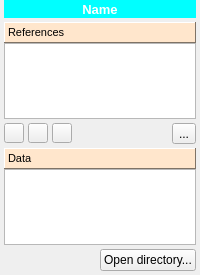
Before: the Qt Designer form spinetoolbox/ui/subwindow_data_store.ui in spine-tools/Spine-Toolbox, drawn with Qt 5.
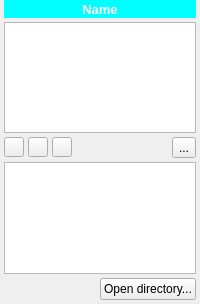
After: the same form once the commit is applied. Icons and pictures are not drawn. Custom widgets are drawn as their Qt base class.

Commit message: Issue #152 updated - drag and drop events are handled in the scene (rather than view) - Dragging something over a project item and leaving it there for a while causes its item controls to show.

Diff of the .ui file:
```diff
--- a/spinetoolbox/ui/subwindow_data_store.ui
+++ b/spinetoolbox/ui/subwindow_data_store.ui
@@ -30,7 +30,7 @@
     <x>0</x>
     <y>0</y>
     <width>200</width>
-    <height>275</height>
+    <height>304</height>
    </rect>
   </property>
   <property name="sizePolicy">
@@ -132,469 +132,21 @@
         <number>0</number>
        </property>
        <item>
-        <widget class="QLabel" name="label">
-         <property name="palette">
-          <palette>
-           <active>
-            <colorrole role="WindowText">
-             <brush brushstyle="SolidPattern">
-              <color alpha="255">
-               <red>0</red>
-               <green>0</green>
-               <blue>0</blue>
-              </color>
-             </brush>
-            </colorrole>
-            <colorrole role="Button">
-             <brush brushstyle="SolidPattern">
-              <color alpha="255">
-               <red>255</red>
-               <green>230</green>
-               <blue>204</blue>
-              </color>
-             </brush>
-            </colorrole>
-            <colorrole role="Light">
-             <brush brushstyle="SolidPattern">
-              <color alpha="255">
-               <red>255</red>
-               <green>255</green>
-               <blue>255</blue>
-              </color>
-             </brush>
-            </colorrole>
-            <colorrole role="Midlight">
-             <brush brushstyle="SolidPattern">
-              <color alpha="255">
-               <red>255</red>
-               <green>242</green>
-               <blue>229</blue>
-              </color>
-             </brush>
-            </colorrole>
-            <colorrole role="Dark">
-             <brush brushstyle="SolidPattern">
-              <color alpha="255">
-               <red>127</red>
-               <green>115</green>
-               <blue>102</blue>
-              </color>
-             </brush>
-            </colorrole>
-            <colorrole role="Mid">
-             <brush brushstyle="SolidPattern">
-              <color alpha="255">
-               <red>170</red>
-               <green>153</green>
-               <blue>136</blue>
-              </color>
-             </brush>
-            </colorrole>
-            <colorrole role="Text">
-             <brush brushstyle="SolidPattern">
-              <color alpha="255">
-               <red>0</red>
-               <green>0</green>
-               <blue>0</blue>
-              </color>
-             </brush>
-            </colorrole>
-            <colorrole role="BrightText">
-             <brush brushstyle="SolidPattern">
-              <color alpha="255">
-               <red>255</red>
-               <green>255</green>
-               <blue>255</blue>
-              </color>
-             </brush>
-            </colorrole>
-            <colorrole role="ButtonText">
-             <brush brushstyle="SolidPattern">
-              <color alpha="255">
-               <red>0</red>
-               <green>0</green>
-               <blue>0</blue>
-              </color>
-             </brush>
-            </colorrole>
-            <colorrole role="Base">
-             <brush brushstyle="SolidPattern">
-              <color alpha="255">
-               <red>255</red>
-               <green>255</green>
-               <blue>255</blue>
-              </color>
-             </brush>
-            </colorrole>
-            <colorrole role="Window">
-             <brush brushstyle="SolidPattern">
-              <color alpha="255">
-               <red>255</red>
-               <green>230</green>
-               <blue>204</blue>
-              </color>
-             </brush>
-            </colorrole>
-            <colorrole role="Shadow">
-             <brush brushstyle="SolidPattern">
-              <color alpha="255">
-               <red>0</red>
-               <green>0</green>
-               <blue>0</blue>
-              </color>
-             </brush>
-            </colorrole>
-            <colorrole role="AlternateBase">
-             <brush brushstyle="SolidPattern">
-              <color alpha="255">
-               <red>255</red>
-               <green>242</green>
-               <blue>229</blue>
-              </color>
-             </brush>
-            </colorrole>
-            <colorrole role="ToolTipBase">
-             <brush brushstyle="SolidPattern">
-              <color alpha="255">
-               <red>255</red>
-               <green>255</green>
-               <blue>220</blue>
-              </color>
-             </brush>
-            </colorrole>
-            <colorrole role="ToolTipText">
-             <brush brushstyle="SolidPattern">
-              <color alpha="255">
-               <red>0</red>
-               <green>0</green>
-               <blue>0</blue>
-              </color>
-             </brush>
-            </colorrole>
-           </active>
-           <inactive>
-            <colorrole role="WindowText">
-             <brush brushstyle="SolidPattern">
-              <color alpha="255">
-               <red>0</red>
-               <green>0</green>
-               <blue>0</blue>
-              </color>
-             </brush>
-            </colorrole>
-            <colorrole role="Button">
-             <brush brushstyle="SolidPattern">
-              <color alpha="255">
-               <red>255</red>
-               <green>230</green>
-               <blue>204</blue>
-              </color>
-             </brush>
-            </colorrole>
-            <colorrole role="Light">
-             <brush brushstyle="SolidPattern">
-              <color alpha="255">
-               <red>255</red>
-               <green>255</green>
-               <blue>255</blue>
-              </color>
-             </brush>
-            </colorrole>
-            <colorrole role="Midlight">
-             <brush brushstyle="SolidPattern">
-              <color alpha="255">
-               <red>255</red>
-               <green>242</green>
-               <blue>229</blue>
-              </color>
-             </brush>
-            </colorrole>
-            <colorrole role="Dark">
-             <brush brushstyle="SolidPattern">
-              <color alpha="255">
-               <red>127</red>
-               <green>115</green>
-               <blue>102</blue>
-              </color>
-             </brush>
-            </colorrole>
-            <colorrole role="Mid">
-             <brush brushstyle="SolidPattern">
-              <color alpha="255">
-               <red>170</red>
-               <green>153</green>
-               <blue>136</blue>
-              </color>
-             </brush>
-            </colorrole>
-            <colorrole role="Text">
-             <brush brushstyle="SolidPattern">
-              <color alpha="255">
-               <red>0</red>
-               <green>0</green>
-               <blue>0</blue>
-              </color>
-             </brush>
-            </colorrole>
-            <colorrole role="BrightText">
-             <brush brushstyle="SolidPattern">
-              <color alpha="255">
-               <red>255</red>
-               <green>255</green>
-               <blue>255</blue>
-              </color>
-             </brush>
-            </colorrole>
-            <colorrole role="ButtonText">
-             <brush brushstyle="SolidPattern">
-              <color alpha="255">
-               <red>0</red>
-               <green>0</green>
-               <blue>0</blue>
-              </color>
-             </brush>
-            </colorrole>
-            <colorrole role="Base">
-             <brush brushstyle="SolidPattern">
-              <color alpha="255">
-               <red>255</red>
-               <green>255</green>
-               <blue>255</blue>
-              </color>
-             </brush>
-            </colorrole>
-            <colorrole role="Window">
-             <brush brushstyle="SolidPattern">
-              <color alpha="255">
-               <red>255</red>
-               <green>230</green>
-               <blue>204</blue>
-              </color>
-             </brush>
-            </colorrole>
-            <colorrole role="Shadow">
-             <brush brushstyle="SolidPattern">
-              <color alpha="255">
-               <red>0</red>
-               <green>0</green>
-               <blue>0</blue>
-              </color>
-             </brush>
-            </colorrole>
-            <colorrole role="AlternateBase">
-             <brush brushstyle="SolidPattern">
-              <color alpha="255">
-               <red>255</red>
-               <green>242</green>
-               <blue>229</blue>
-              </color>
-             </brush>
-            </colorrole>
-            <colorrole role="ToolTipBase">
-             <brush brushstyle="SolidPattern">
-              <color alpha="255">
-               <red>255</red>
-               <green>255</green>
-               <blue>220</blue>
-              </color>
-             </brush>
-            </colorrole>
-            <colorrole role="ToolTipText">
-             <brush brushstyle="SolidPattern">
-              <color alpha="255">
-               <red>0</red>
-               <green>0</green>
-               <blue>0</blue>
-              </color>
-             </brush>
-            </colorrole>
-           </inactive>
-           <disabled>
-            <colorrole role="WindowText">
-             <brush brushstyle="SolidPattern">
-              <color alpha="255">
-               <red>127</red>
-               <green>115</green>
-               <blue>102</blue>
-              </color>
-             </brush>
-            </colorrole>
-            <colorrole role="Button">
-             <brush brushstyle="SolidPattern">
-              <color alpha="255">
-               <red>255</red>
-               <green>230</green>
-               <blue>204</blue>
-              </color>
-             </brush>
-            </colorrole>
-            <colorrole role="Light">
-             <brush brushstyle="SolidPattern">
-              <color alpha="255">
-               <red>255</red>
-               <green>255</green>
-               <blue>255</blue>
-              </color>
-             </brush>
-            </colorrole>
-            <colorrole role="Midlight">
-             <brush brushstyle="SolidPattern">
-              <color alpha="255">
-               <red>255</red>
-               <green>242</green>
-               <blue>229</blue>
-              </color>
-             </brush>
-            </colorrole>
-            <colorrole role="Dark">
-             <brush brushstyle="SolidPattern">
-              <color alpha="255">
-               <red>127</red>
-               <green>115</green>
-               <blue>102</blue>
-              </color>
-             </brush>
-            </colorrole>
-            <colorrole role="Mid">
-             <brush brushstyle="SolidPattern">
-              <color alpha="255">
-               <red>170</red>
-               <green>153</green>
-               <blue>136</blue>
-              </color>
-             </brush>
-            </colorrole>
-            <colorrole role="Text">
-             <brush brushstyle="SolidPattern">
-              <color alpha="255">
-               <red>127</red>
-               <green>115</green>
-               <blue>102</blue>
-              </color>
-             </brush>
-            </colorrole>
-            <colorrole role="BrightText">
-             <brush brushstyle="SolidPattern">
-              <color alpha="255">
-               <red>255</red>
-               <green>255</green>
-               <blue>255</blue>
-              </color>
-             </brush>
-            </colorrole>
-            <colorrole role="ButtonText">
-             <brush brushstyle="SolidPattern">
-              <color alpha="255">
-               <red>127</red>
-               <green>115</green>
-               <blue>102</blue>
-              </color>
-             </brush>
-            </colorrole>
-            <colorrole role="Base">
-             <brush brushstyle="SolidPattern">
-              <color alpha="255">
-               <red>255</red>
-               <green>230</green>
-               <blue>204</blue>
-              </color>
-             </brush>
-            </colorrole>
-            <colorrole role="Window">
-             <brush brushstyle="SolidPattern">
-              <color alpha="255">
-               <red>255</red>
-               <green>230</green>
-               <blue>204</blue>
-              </color>
-             </brush>
-            </colorrole>
-            <colorrole role="Shadow">
-             <brush brushstyle="SolidPattern">
-              <color alpha="255">
-               <red>0</red>
-               <green>0</green>
-               <blue>0</blue>
-              </color>
-             </brush>
-            </colorrole>
-            <colorrole role="AlternateBase">
-             <brush brushstyle="SolidPattern">
-              <color alpha="255">
-               <red>255</red>
-               <green>230</green>
-               <blue>204</blue>
-              </color>
-             </brush>
-            </colorrole>
-            <colorrole role="ToolTipBase">
-             <brush brushstyle="SolidPattern">
-              <color alpha="255">
-               <red>255</red>
-               <green>255</green>
-               <blue>220</blue>
-              </color>
-             </brush>
-            </colorrole>
-            <colorrole role="ToolTipText">
-             <brush brushstyle="SolidPattern">
-              <color alpha="255">
-               <red>0</red>
-               <green>0</green>
-               <blue>0</blue>
-              </color>
-             </brush>
-            </colorrole>
-           </disabled>
-          </palette>
-         </property>
+        <widget class="ReferencesTreeView" name="treeView_references">
          <property name="font">
           <font>
-           <pointsize>8</pointsize>
+           <pointsize>10</pointsize>
           </font>
          </property>
-         <property name="autoFillBackground">
+         <property name="acceptDrops">
           <bool>true</bool>
          </property>
-         <property name="frameShape">
-          <enum>QFrame::Panel</enum>
+         <property name="rootIsDecorated">
+          <bool>false</bool>
          </property>
-         <property name="frameShadow">
-          <enum>QFrame::Raised</enum>
-         </property>
-         <property name="text">
-          <string>References</string>
-         </property>
-         <property name="alignment">
-          <set>Qt::AlignBottom|Qt::AlignLeading|Qt::AlignLeft</set>
-         </property>
-        </widget>
-       </item>
-       <item>
-        <widget class="QListView" name="listView_references">
-         <property name="font">
-          <font>
-           <pointsize>8</pointsize>
-          </font>
-         </property>
-         <property name="iconSize">
-          <size>
-           <width>24</width>
-           <height>24</height>
-          </size>
-         </property>
-         <property name="movement">
-          <enum>QListView::Static</enum>
-         </property>
-         <property name="viewMode">
-          <enum>QListView::ListMode</enum>
-         </property>
-         <property name="uniformItemSizes">
-          <bool>true</bool>
-         </property>
-         <property name="wordWrap">
-          <bool>true</bool>
-         </property>
+         <attribute name="headerMinimumSectionSize">
+          <number>27</number>
+         </attribute>
         </widget>
        </item>
       </layout>
@@ -746,472 +298,24 @@
         <number>0</number>
        </property>
        <item>
-        <widget class="QLabel" name="label_2">
-         <property name="palette">
-          <palette>
-           <active>
-            <colorrole role="WindowText">
-             <brush brushstyle="SolidPattern">
-              <color alpha="255">
-               <red>0</red>
-               <green>0</green>
-               <blue>0</blue>
-              </color>
-             </brush>
-            </colorrole>
-            <colorrole role="Button">
-             <brush brushstyle="SolidPattern">
-              <color alpha="255">
-               <red>255</red>
-               <green>230</green>
-               <blue>204</blue>
-              </color>
-             </brush>
-            </colorrole>
-            <colorrole role="Light">
-             <brush brushstyle="SolidPattern">
-              <color alpha="255">
-               <red>255</red>
-               <green>255</green>
-               <blue>255</blue>
-              </color>
-             </brush>
-            </colorrole>
-            <colorrole role="Midlight">
-             <brush brushstyle="SolidPattern">
-              <color alpha="255">
-               <red>255</red>
-               <green>242</green>
-               <blue>229</blue>
-              </color>
-             </brush>
-            </colorrole>
-            <colorrole role="Dark">
-             <brush brushstyle="SolidPattern">
-              <color alpha="255">
-               <red>127</red>
-               <green>115</green>
-               <blue>102</blue>
-              </color>
-             </brush>
-            </colorrole>
-            <colorrole role="Mid">
-             <brush brushstyle="SolidPattern">
-              <color alpha="255">
-               <red>170</red>
-               <green>153</green>
-               <blue>136</blue>
-              </color>
-             </brush>
-            </colorrole>
-            <colorrole role="Text">
-             <brush brushstyle="SolidPattern">
-              <color alpha="255">
-               <red>0</red>
-               <green>0</green>
-               <blue>0</blue>
-              </color>
-             </brush>
-            </colorrole>
-            <colorrole role="BrightText">
-             <brush brushstyle="SolidPattern">
-              <color alpha="255">
-               <red>255</red>
-               <green>255</green>
-               <blue>255</blue>
-              </color>
-             </brush>
-            </colorrole>
-            <colorrole role="ButtonText">
-             <brush brushstyle="SolidPattern">
-              <color alpha="255">
-               <red>0</red>
-               <green>0</green>
-               <blue>0</blue>
-              </color>
-             </brush>
-            </colorrole>
-            <colorrole role="Base">
-             <brush brushstyle="SolidPattern">
-              <color alpha="255">
-               <red>255</red>
-               <green>255</green>
-               <blue>255</blue>
-              </color>
-             </brush>
-            </colorrole>
-            <colorrole role="Window">
-             <brush brushstyle="SolidPattern">
-              <color alpha="255">
-               <red>255</red>
-               <green>230</green>
-               <blue>204</blue>
-              </color>
-             </brush>
-            </colorrole>
-            <colorrole role="Shadow">
-             <brush brushstyle="SolidPattern">
-              <color alpha="255">
-               <red>0</red>
-               <green>0</green>
-               <blue>0</blue>
-              </color>
-             </brush>
-            </colorrole>
-            <colorrole role="AlternateBase">
-             <brush brushstyle="SolidPattern">
-              <color alpha="255">
-               <red>255</red>
-               <green>242</green>
-               <blue>229</blue>
-              </color>
-             </brush>
-            </colorrole>
-            <colorrole role="ToolTipBase">
-             <brush brushstyle="SolidPattern">
-              <color alpha="255">
-               <red>255</red>
-               <green>255</green>
-               <blue>220</blue>
-              </color>
-             </brush>
-            </colorrole>
-            <colorrole role="ToolTipText">
-             <brush brushstyle="SolidPattern">
-              <color alpha="255">
-               <red>0</red>
-               <green>0</green>
-               <blue>0</blue>
-              </color>
-             </brush>
-            </colorrole>
-           </active>
-           <inactive>
-            <colorrole role="WindowText">
-             <brush brushstyle="SolidPattern">
-              <color alpha="255">
-               <red>0</red>
-               <green>0</green>
-               <blue>0</blue>
-              </color>
-             </brush>
-            </colorrole>
-            <colorrole role="Button">
-             <brush brushstyle="SolidPattern">
-              <color alpha="255">
-               <red>255</red>
-               <green>230</green>
-               <blue>204</blue>
-              </color>
-             </brush>
-            </colorrole>
-            <colorrole role="Light">
-             <brush brushstyle="SolidPattern">
-              <color alpha="255">
-               <red>255</red>
-               <green>255</green>
-               <blue>255</blue>
-              </color>
-             </brush>
-            </colorrole>
-            <colorrole role="Midlight">
-             <brush brushstyle="SolidPattern">
-              <color alpha="255">
-               <red>255</red>
-               <green>242</green>
-               <blue>229</blue>
-              </color>
-             </brush>
-            </colorrole>
-            <colorrole role="Dark">
-             <brush brushstyle="SolidPattern">
-              <color alpha="255">
-               <red>127</red>
-               <green>115</green>
-               <blue>102</blue>
-              </color>
-             </brush>
-            </colorrole>
-            <colorrole role="Mid">
-             <brush brushstyle="SolidPattern">
-              <color alpha="255">
-               <red>170</red>
-               <green>153</green>
-               <blue>136</blue>
-              </color>
-             </brush>
-            </colorrole>
-            <colorrole role="Text">
-             <brush brushstyle="SolidPattern">
-              <color alpha="255">
-               <red>0</red>
-               <green>0</green>
-               <blue>0</blue>
-              </color>
-             </brush>
-            </colorrole>
-            <colorrole role="BrightText">
-             <brush brushstyle="SolidPattern">
-              <color alpha="255">
-               <red>255</red>
-               <green>255</green>
-               <blue>255</blue>
-              </color>
-             </brush>
-            </colorrole>
-            <colorrole role="ButtonText">
-             <brush brushstyle="SolidPattern">
-              <color alpha="255">
-               <red>0</red>
-               <green>0</green>
-               <blue>0</blue>
-              </color>
-             </brush>
-            </colorrole>
-            <colorrole role="Base">
-             <brush brushstyle="SolidPattern">
-              <color alpha="255">
-               <red>255</red>
-               <green>255</green>
-               <blue>255</blue>
-              </color>
-             </brush>
-            </colorrole>
-            <colorrole role="Window">
-             <brush brushstyle="SolidPattern">
-              <color alpha="255">
-               <red>255</red>
-               <green>230</green>
-               <blue>204</blue>
-              </color>
-             </brush>
-            </colorrole>
-            <colorrole role="Shadow">
-             <brush brushstyle="SolidPattern">
-              <color alpha="255">
-               <red>0</red>
-               <green>0</green>
-               <blue>0</blue>
-              </color>
-             </brush>
-            </colorrole>
-            <colorrole role="AlternateBase">
-             <brush brushstyle="SolidPattern">
-              <color alpha="255">
-               <red>255</red>
-               <green>242</green>
-               <blue>229</blue>
-              </color>
-             </brush>
-            </colorrole>
-            <colorrole role="ToolTipBase">
-             <brush brushstyle="SolidPattern">
-              <color alpha="255">
-               <red>255</red>
-               <green>255</green>
-               <blue>220</blue>
-              </color>
-             </brush>
-            </colorrole>
-            <colorrole role="ToolTipText">
-             <brush brushstyle="SolidPattern">
-              <color alpha="255">
-               <red>0</red>
-               <green>0</green>
-               <blue>0</blue>
-              </color>
-             </brush>
-            </colorrole>
-           </inactive>
-           <disabled>
-            <colorrole role="WindowText">
-             <brush brushstyle="SolidPattern">
-              <color alpha="255">
-               <red>127</red>
-               <green>115</green>
-               <blue>102</blue>
-              </color>
-             </brush>
-            </colorrole>
-            <colorrole role="Button">
-             <brush brushstyle="SolidPattern">
-              <color alpha="255">
-               <red>255</red>
-               <green>230</green>
-               <blue>204</blue>
-              </color>
-             </brush>
-            </colorrole>
-            <colorrole role="Light">
-             <brush brushstyle="SolidPattern">
-              <color alpha="255">
-               <red>255</red>
-               <green>255</green>
-               <blue>255</blue>
-              </color>
-             </brush>
-            </colorrole>
-            <colorrole role="Midlight">
-             <brush brushstyle="SolidPattern">
-              <color alpha="255">
-               <red>255</red>
-               <green>242</green>
-               <blue>229</blue>
-              </color>
-             </brush>
-            </colorrole>
-            <colorrole role="Dark">
-             <brush brushstyle="SolidPattern">
-              <color alpha="255">
-               <red>127</red>
-               <green>115</green>
-               <blue>102</blue>
-              </color>
-             </brush>
-            </colorrole>
-            <colorrole role="Mid">
-             <brush brushstyle="SolidPattern">
-              <color alpha="255">
-               <red>170</red>
-               <green>153</green>
-               <blue>136</blue>
-              </color>
-             </brush>
-            </colorrole>
-            <colorrole role="Text">
-             <brush brushstyle="SolidPattern">
-              <color alpha="255">
-               <red>127</red>
-               <green>115</green>
-               <blue>102</blue>
-              </color>
-             </brush>
-            </colorrole>
-            <colorrole role="BrightText">
-             <brush brushstyle="SolidPattern">
-              <color alpha="255">
-               <red>255</red>
-               <green>255</green>
-               <blue>255</blue>
-              </color>
-             </brush>
-            </colorrole>
-            <colorrole role="ButtonText">
-             <brush brushstyle="SolidPattern">
-              <color alpha="255">
-               <red>127</red>
-               <green>115</green>
-               <blue>102</blue>
-              </color>
-             </brush>
-            </colorrole>
-            <colorrole role="Base">
-             <brush brushstyle="SolidPattern">
-              <color alpha="255">
-               <red>255</red>
-               <green>230</green>
-               <blue>204</blue>
-              </color>
-             </brush>
-            </colorrole>
-            <colorrole role="Window">
-             <brush brushstyle="SolidPattern">
-              <color alpha="255">
-               <red>255</red>
-               <green>230</green>
-               <blue>204</blue>
-              </color>
-             </brush>
-            </colorrole>
-            <colorrole role="Shadow">
-             <brush brushstyle="SolidPattern">
-              <color alpha="255">
-               <red>0</red>
-               <green>0</green>
-               <blue>0</blue>
-              </color>
-             </brush>
-            </colorrole>
-            <colorrole role="AlternateBase">
-             <brush brushstyle="SolidPattern">
-              <color alpha="255">
-               <red>255</red>
-               <green>230</green>
-               <blue>204</blue>
-              </color>
-             </brush>
-            </colorrole>
-            <colorrole role="ToolTipBase">
-             <brush brushstyle="SolidPattern">
-              <color alpha="255">
-               <red>255</red>
-               <green>255</green>
-               <blue>220</blue>
-              </color>
-             </brush>
-            </colorrole>
-            <colorrole role="ToolTipText">
-             <brush brushstyle="SolidPattern">
-              <color alpha="255">
-               <red>0</red>
-               <green>0</green>
-               <blue>0</blue>
-              </color>
-             </brush>
-            </colorrole>
-           </disabled>
-          </palette>
-         </property>
+        <widget class="DataTreeView" name="treeView_data">
          <property name="font">
           <font>
-           <pointsize>8</pointsize>
+           <pointsize>10</pointsize>
           </font>
          </property>
-         <property name="autoFillBackground">
+         <property name="acceptDrops">
           <bool>true</bool>
          </property>
-         <property name="frameShape">
-          <enum>QFrame::Panel</enum>
+         <property name="toolTip">
+          <string>&lt;html&gt;&lt;head/&gt;&lt;body&gt;&lt;p&gt;Drag-and-drop files here, they will be copied to the data directory.&lt;/p&gt;&lt;/body&gt;&lt;/html&gt;</string>
          </property>
-         <property name="frameShadow">
-          <enum>QFrame::Raised</enum>
-         </property>
-         <property name="text">
-          <string>Data</string>
-         </property>
-         <property name="alignment">
-          <set>Qt::AlignBottom|Qt::AlignLeading|Qt::AlignLeft</set>
-         </property>
-        </widget>
-       </item>
-       <item>
-        <widget class="QListView" name="listView_data">
-         <property name="font">
-          <font>
-           <pointsize>8</pointsize>
-          </font>
-         </property>
-         <property name="autoFillBackground">
+         <property name="rootIsDecorated">
           <bool>false</bool>
          </property>
-         <property name="iconSize">
-          <size>
-           <width>24</width>
-           <height>24</height>
-          </size>
-         </property>
-         <property name="movement">
-          <enum>QListView::Static</enum>
-         </property>
-         <property name="viewMode">
-          <enum>QListView::ListMode</enum>
-         </property>
-         <property name="uniformItemSizes">
-          <bool>true</bool>
-         </property>
-         <property name="wordWrap">
-          <bool>true</bool>
-         </property>
+         <attribute name="headerMinimumSectionSize">
+          <number>27</number>
+         </attribute>
         </widget>
        </item>
       </layout>
@@ -1263,6 +367,18 @@
   </layout>
   <zorder></zorder>
  </widget>
+ <customwidgets>
+  <customwidget>
+   <class>DataTreeView</class>
+   <extends>QTreeView</extends>
+   <header>widgets/custom_qtreeview.h</header>
+  </customwidget>
+  <customwidget>
+   <class>ReferencesTreeView</class>
+   <extends>QTreeView</extends>
+   <header>widgets/custom_qtreeview.h</header>
+  </customwidget>
+ </customwidgets>
  <tabstops>
   <tabstop>toolButton_plus</tabstop>
   <tabstop>toolButton_minus</tabstop>
```
The commit also changes 20 other files.
